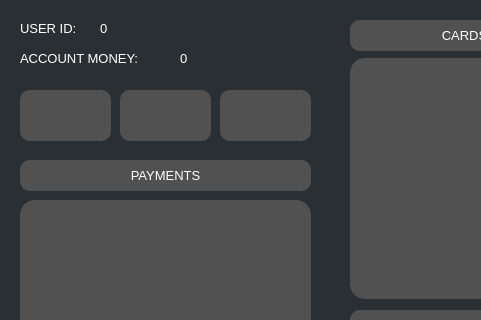
First picture: the form in GUI/MainWindow.ui, repository i800/BankClient, before the edit; both pictures show x 0 to 481 and y 0 to 320 of the 605 by 423 pixel window.
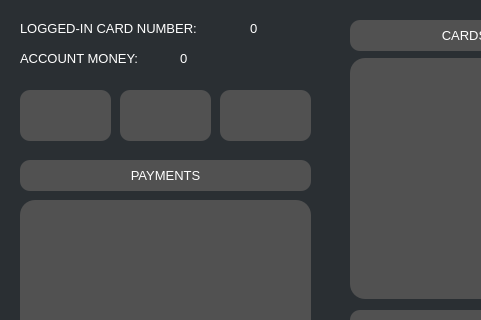
Second picture: the form after the edit. Icons and pictures are not drawn.

```diff
--- a/GUI/MainWindow.ui
+++ b/GUI/MainWindow.ui
@@ -138,7 +138,7 @@
      <rect>
       <x>20</x>
       <y>20</y>
-      <width>80</width>
+      <width>221</width>
       <height>16</height>
      </rect>
     </property>
@@ -153,15 +153,15 @@
 }</string>
     </property>
     <property name="text">
-     <string>USER ID:</string>
+     <string>LOGGED-IN CARD NUMBER:</string>
     </property>
    </widget>
    <widget class="QLabel" name="userIdValueLabel">
     <property name="geometry">
      <rect>
-      <x>100</x>
+      <x>250</x>
       <y>20</y>
-      <width>121</width>
+      <width>91</width>
       <height>16</height>
      </rect>
     </property>
```
Left out of the diff: 4 changed lines with no effect on the pictures.
